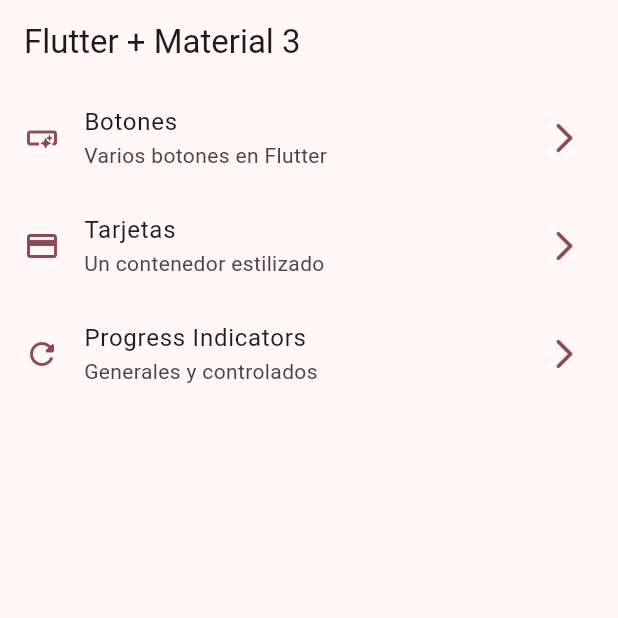
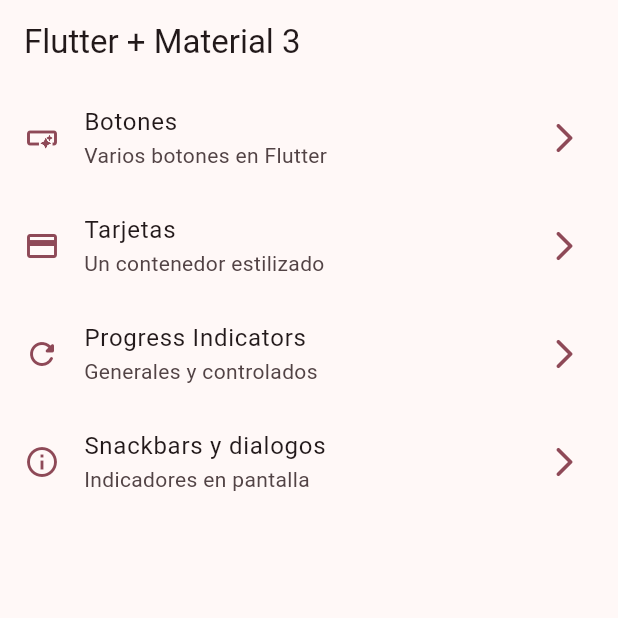
Before and after one commit to and-r22/widgets_app, a Flutter app: the screen it shows after launch, on a phone screen of 412 x 824 dp, the top half of it. Run offline on Flutter 3.47's test engine with Material 3 defaults, Android fonts, the phone set to English and light mode, and no system bars; our stand-ins replace go_router.

Commit message:
update snachbars screen

```diff
--- a/lib/config/menu/menu_items.dart
+++ b/lib/config/menu/menu_items.dart
@@ -39,5 +39,11 @@ const appMenuItems = <MenuItem> [
     icon: Icons.refresh_rounded
   ),
 
+  MenuItem(
+    title: 'Snackbars y dialogos',
+    subTitle: 'Indicadores en pantalla',
+    link: '/snackbars',
+    icon: Icons.info_outline
+  ),
 
 ];
--- a/lib/config/router/app_router.dart
+++ b/lib/config/router/app_router.dart
@@ -29,5 +29,11 @@ final appRouter = GoRouter(
       builder: (context, state) => const ProgressScreen(),
     ),
 
+    GoRoute(
+      path: '/snackbars',
+      name: SnackbarsScreen.name,
+      builder: (context, state) => const SnackbarsScreen(),
+    ),
+
   ],
 );
--- a/lib/main.dart
+++ b/lib/main.dart
@@ -12,6 +12,7 @@ class MainApp extends StatelessWidget {
   @override
   Widget build(BuildContext context) {
     return MaterialApp.router(
+      title: 'Flutter Widgets',
       routerConfig: appRouter,
       debugShowCheckedModeBanner: false,
       theme: AppTheme(selectedColor: 7).getTheme(),
--- a/lib/presentation/screens/screens.dart
+++ b/lib/presentation/screens/screens.dart
@@ -5,5 +5,5 @@ export 'package:widgets_app/presentation/screens/cards/cards_screen.dart';
 export 'package:widgets_app/presentation/screens/home/home_screen.dart';
 export 'package:widgets_app/presentation/screens/infinite_scroll/infinite_scroll_screen.dart';
 export 'package:widgets_app/presentation/screens/progress/progress_screen.dart';
-export 'package:widgets_app/presentation/screens/snackbar/snackbar_screen.dart';
+export 'package:widgets_app/presentation/screens/snackbars/snackbars_screen.dart';
 export 'package:widgets_app/presentation/screens/ui_controls/ui_controls_screen.dart';
```
Also changed, not shown: lib/presentation/screens/snackbar/snackbar_screen.dart (deleted, +0 -13 lines), lib/presentation/screens/snackbars/snackbars_screen.dart (added, +82 -0 lines).
